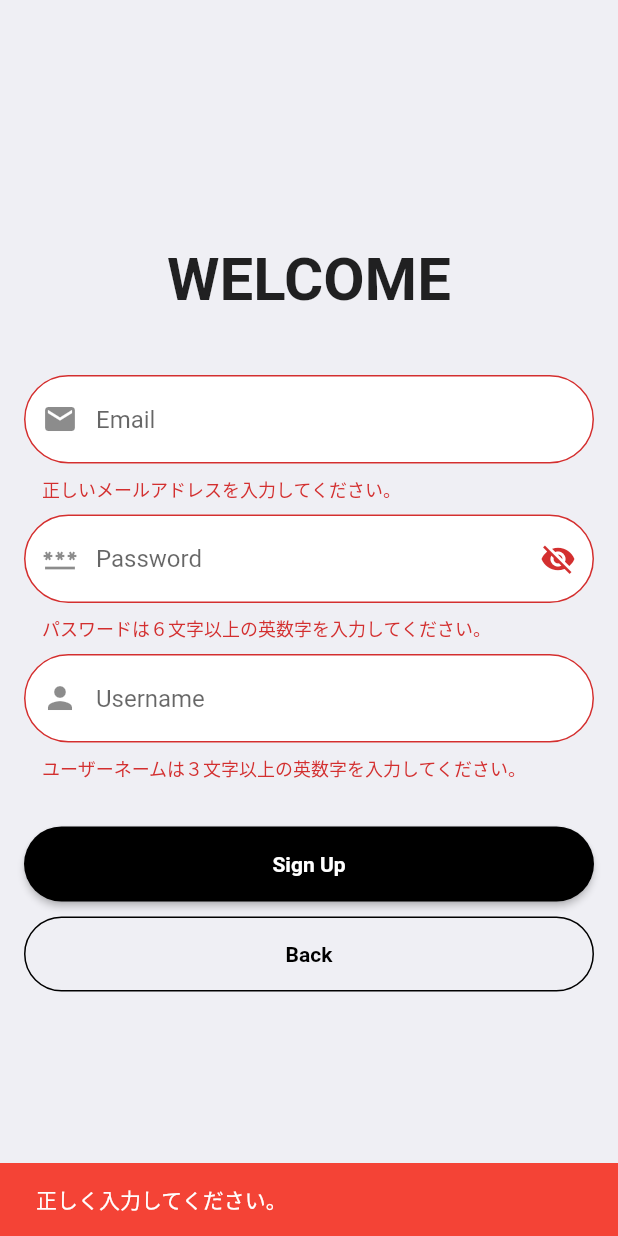
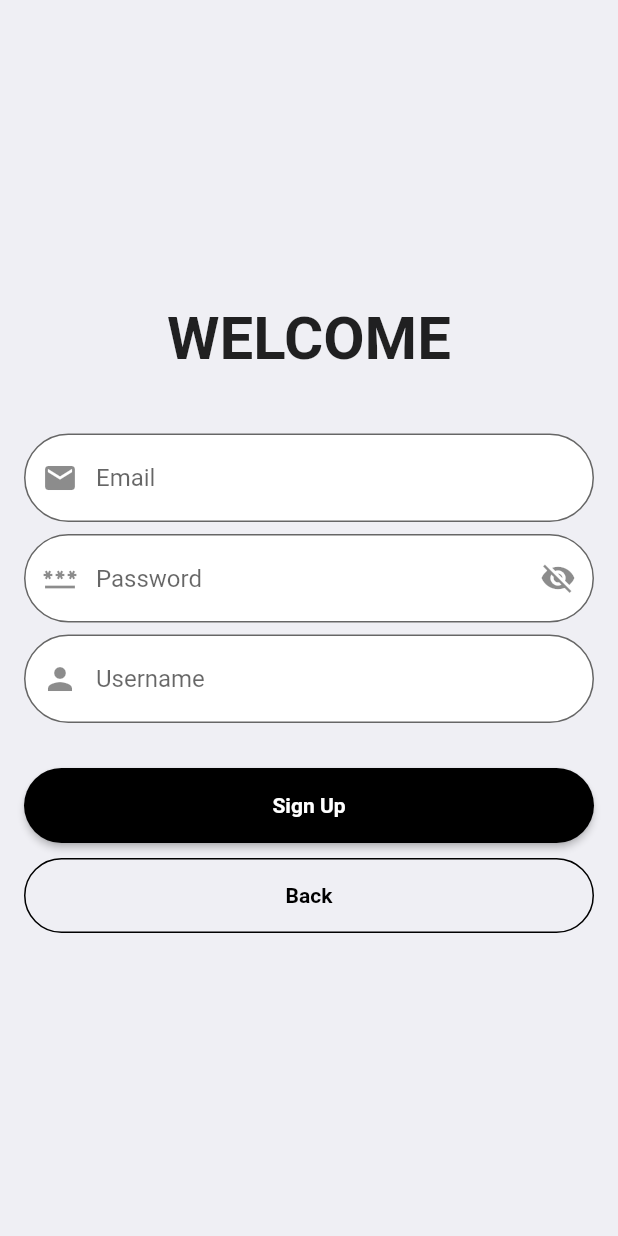
Before and after one commit to 21solclaro/comic-log-app, a Flutter app: the SignUpPage screen opened directly, after a tap on "Sign Up", on a phone screen of 412 x 824 dp. Run offline on Flutter 3.47's test engine with Material 2 defaults, Android fonts, the phone set to English and light mode, and no system bars; our stand-ins replace cloud_firestore, firebase_auth, firebase_core, flutter_rating_bar, flutter_riverpod, freezed_annotation and 2 more; accounts and stored records are empty.

Commit message:
refactor: SignPageとSignButtonを整理

```diff
--- a/lib/component/button/sign_button.dart
+++ b/lib/component/button/sign_button.dart
@@ -2,27 +2,18 @@
 import 'package:flutter/material.dart';
 
 // Package imports:
-import 'package:cloud_firestore/cloud_firestore.dart';
-import 'package:firebase_auth/firebase_auth.dart';
 import 'package:flutter_riverpod/flutter_riverpod.dart';
-
-// Project imports:
-import '../../model/user/user.dart' as model;
-import '../../pages/root_page.dart';
-import '../../provider/sign_provider.dart';
 
 class SignButton extends ConsumerWidget {
   const SignButton({
     Key? key,
     required this.formKey,
     required this.text,
-    required this.errorMessage,
     required this.function,
   }) : super(key: key);
 
   final GlobalKey<FormState> formKey;
   final String text;
-  final String errorMessage;
   final Function function;
 
   @override
@@ -31,20 +22,7 @@ class SignButton extends ConsumerWidget {
         height: 50,
         width: double.infinity,
         child: ElevatedButton(
-            onPressed: () async {
-              if (!formKey.currentState!.validate()) {
-                ScaffoldMessenger.of(context).showSnackBar(const SnackBar(
-                    content: Text('正しく入力してください。'),
-                    backgroundColor: Colors.red));
-                return;
-              }
-              try {
-                function();
-              } catch (e) {
-                ScaffoldMessenger.of(context).showSnackBar(SnackBar(
-                    content: Text(errorMessage), backgroundColor: Colors.red));
-              }
-            },
+            onPressed: () async => function(),
             style: ElevatedButton.styleFrom(
                 backgroundColor: Colors.black,
                 shape: const StadiumBorder(),
@@ -52,115 +30,3 @@ class SignButton extends ConsumerWidget {
             child: Text(text)));
   }
 }
-
-class SignUpButton extends ConsumerWidget {
-  const SignUpButton({
-    Key? key,
-    required this.formKey,
-    required this.text,
-    required this.errorMessage,
-  }) : super(key: key);
-
-  final GlobalKey<FormState> formKey;
-  final String text;
-  final String errorMessage;
-
-  @override
-  Widget build(BuildContext context, WidgetRef ref) {
-    final username = ref.watch(usernameProvider);
-    final email = ref.watch(emailProvider);
-    final password = ref.watch(passwordProvider);
-
-    return SizedBox(
-        height: 50,
-        width: double.infinity,
-        child: ElevatedButton(
-            onPressed: () async {
-              if (!formKey.currentState!.validate()) {
-                ScaffoldMessenger.of(context).showSnackBar(const SnackBar(
-                    content: Text('正しく入力してください。'),
-                    backgroundColor: Colors.red));
-                return;
-              }
-              try {
-                final result = await FirebaseAuth.instance
-                    .createUserWithEmailAndPassword(
-                        email: email.text, password: password.text);
-                final user = model.User(
-                    uid: result.user!.uid,
-                    userImg: '',
-                    username: username.text,
-                    createdAt: DateTime.now(),
-                    updatedAt: DateTime.now());
-
-                await FirebaseFirestore.instance
-                    .collection('users')
-                    .doc(user.uid)
-                    .set(user.toJson());
-                Navigator.of(context).push(
-                    MaterialPageRoute(builder: (context) => const RootPage()));
-                username.clear();
-                email.clear();
-                password.clear();
-              } catch (e) {
-                ScaffoldMessenger.of(context).showSnackBar(SnackBar(
-                    content: Text(errorMessage), backgroundColor: Colors.red));
-              }
-            },
-            style: ElevatedButton.styleFrom(
-                backgroundColor: Colors.black,
-                shape: const StadiumBorder(),
-                textStyle: const TextStyle(fontWeight: FontWeight.bold)),
-            child: Text(text)));
-  }
-}
-
-class SignInButton extends ConsumerWidget {
-  const SignInButton({
-    Key? key,
-    required this.formKey,
-    required this.text,
-    required this.errorMessage,
-  }) : super(key: key);
-
-  final GlobalKey<FormState> formKey;
-  final String text;
-  final String errorMessage;
-
-  @override
-  Widget build(BuildContext context, WidgetRef ref) {
-    final username = ref.watch(usernameProvider);
-    final email = ref.watch(emailProvider);
-    final password = ref.watch(passwordProvider);
-
-    return SizedBox(
-        height: 50,
-        width: double.infinity,
-        child: ElevatedButton(
-            onPressed: () async {
-              if (!formKey.currentState!.validate()) {
-                ScaffoldMessenger.of(context).showSnackBar(const SnackBar(
-                    content: Text('正しく入力してください。'),
-                    backgroundColor: Colors.red));
-                return;
-              }
-              try {
-                await FirebaseAuth.instance.signInWithEmailAndPassword(
-                    email: email.text, password: password.text);
-                Navigator.of(context).push(
-                    MaterialPageRoute(builder: (context) => const RootPage()));
-                username.clear();
-                email.clear();
-                password.clear();
-              } catch (e) {
-                ScaffoldMessenger.of(context).showSnackBar(SnackBar(
-                    content: Text(errorMessage), backgroundColor: Colors.red));
-              }
-            },
-            style: ElevatedButton.styleFrom(
-                backgroundColor: Colors.black,
-                shape: const StadiumBorder(),
-                textStyle: const TextStyle(fontWeight: FontWeight.bold)),
-            child: Text(text)));
-  }
-}
--- a/lib/pages/sign_up_page.dart
+++ b/lib/pages/sign_up_page.dart
@@ -10,6 +10,8 @@ import '../component/button/sign_button.dart';
 import '../component/form/email_form.dart';
 import '../component/form/password_form.dart';
 import '../component/form/username_form.dart';
+import '../provider/sign_provider.dart';
+import '../provider/user_provider.dart';
 
 class SignUpPage extends ConsumerWidget {
   const SignUpPage({Key? key}) : super(key: key);
@@ -17,6 +19,9 @@ class SignUpPage extends ConsumerWidget {
   @override
   Widget build(BuildContext context, WidgetRef ref) {
     final signUpFormKey = GlobalKey<FormState>();
+    final email = ref.watch(emailProvider);
+    final password = ref.watch(passwordProvider);
+    final username = ref.watch(usernameProvider);
 
     return Scaffold(
       body: Padding(
@@ -43,10 +48,18 @@ class SignUpPage extends ConsumerWidget {
               ),
             ),
             const SizedBox(height: 30),
-            SignUpButton(
-                formKey: signUpFormKey,
-                text: 'Sign Up',
-                errorMessage: '登録に失敗しました。'),
+            SignButton(
+              formKey: signUpFormKey,
+              text: 'Sign Up',
+              function: () =>
+                  ref.read(userStateNotifierProvider.notifier).signUp(
+                        context: context,
+                        email: email,
+                        password: password,
+                        username: username,
+                        errorMessage: '登録に失敗しました。',
+                      ),
+            ),
             const SizedBox(height: 10),
             CustomOutlinedButton(
                 text: 'Back', function: () => Navigator.pop(context))
```
Also changed, not shown: lib/pages/sign_in_page.dart (+12 -2 lines).
